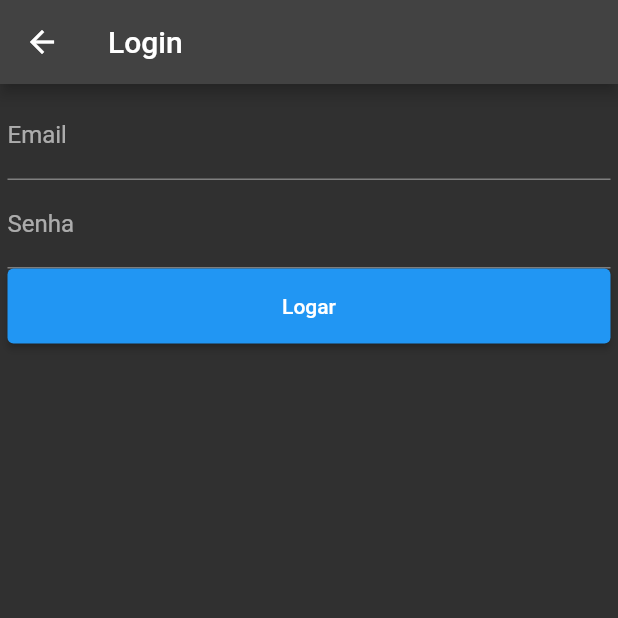
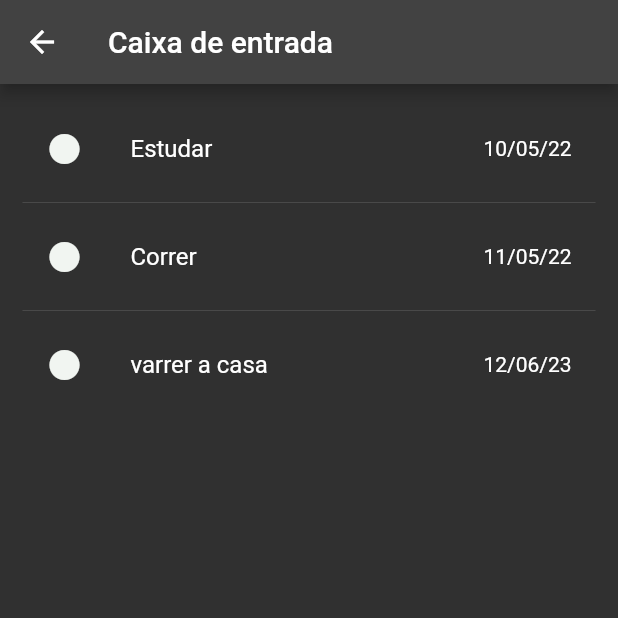
Before and after one commit to laairoy/todo, a Flutter app: the screen it shows after launch, after a tap on the "create new folder" icon, on a phone screen of 412 x 824 dp, the top half of it. Run offline on Flutter 3.47's test engine with Material 2 defaults, Android fonts, the phone set to English and light mode, and no system bars.

Commit message:
caixa de entrada

```diff
--- /dev/null
+++ b/lib/models/task_list.dart
@@ -0,0 +1,11 @@
+class TaskList {
+  var icon;
+  String date;
+  String name;
+
+  TaskList({
+    required this.icon,
+    required this.name,
+    required this.date,
+  });
+}
--- a/lib/pages/home_page.dart
+++ b/lib/pages/home_page.dart
@@ -1,7 +1,7 @@
 import 'package:flutter/material.dart';
 import 'package:todo/pages/fixedList.dart';
 import 'package:todo/pages/login_data.dart';
-
+import 'inbox.dart';
 import 'login_page.dart';
 
 class HomePage extends StatelessWidget {
@@ -42,13 +42,14 @@ class HomePage extends StatelessWidget {
               const Icon(Icons.add),
               const Text('Nova Lista'),
               const Spacer(),
-              IconButton(onPressed: () {}, icon: const Icon(Icons.bookmark_add)),
+              IconButton(
+                  onPressed: () {}, icon: const Icon(Icons.bookmark_add)),
               IconButton(
                   onPressed: () {
                     Navigator.push(
                         context,
                         MaterialPageRoute(
-                          builder: (context) => LoginPage(),
+                          builder: (context) => inbox(),
                         ));
                   },
                   icon: const Icon(Icons.create_new_folder)),
--- /dev/null
+++ b/lib/pages/inbox.dart
@@ -0,0 +1,28 @@
+import 'package:flutter/material.dart';
+import 'package:todo/repositories/task_list_repository.dart';
+
+class inbox extends StatelessWidget {
+  inbox({Key? key}) : super(key: key);
+
+  @override
+  Widget build(BuildContext context) {
+    final table = TaskListRepository.table;
+
+    return Scaffold(
+        appBar: AppBar(
+          title: Text('Caixa de entrada'),
+        ),
+        body: ListView.separated(
+          itemBuilder: (BuildContext context, int task) {
+            return ListTile(
+              leading: table[task].icon,
+              title: Text(table[task].name),
+              trailing: Text(table[task].date),
+            );
+          },
+          padding: EdgeInsets.all(15),
+          separatorBuilder: (_, __) => Divider(),
+          itemCount: table.length,
+        ));
+  }
+}
--- /dev/null
+++ b/lib/repositories/task_list_repository.dart
@@ -0,0 +1,31 @@
+import 'package:todo/models/task_list.dart';
+import 'package:flutter/material.dart';
+
+class TaskListRepository {
+  static List<TaskList> table = [
+    TaskList(
+      name: 'Estudar',
+      date: '10/05/22',
+      icon: const Icon(
+        Icons.circle,
+        color: Color.fromARGB(255, 241, 245, 241),
+      ),
+    ),
+    TaskList(
+      name: 'Correr',
+      date: '11/05/22',
+      icon: const Icon(
+        Icons.circle,
+        color: Color.fromARGB(255, 241, 245, 241),
+      ),
+    ),
+    TaskList(
+      name: 'varrer a casa',
+      date: '12/06/23',
+      icon: const Icon(
+        Icons.circle,
+        color: Color.fromARGB(255, 241, 245, 241),
+      ),
+    ),
+  ];
+}
```
Also changed, not shown: images/calendar.png (added).
